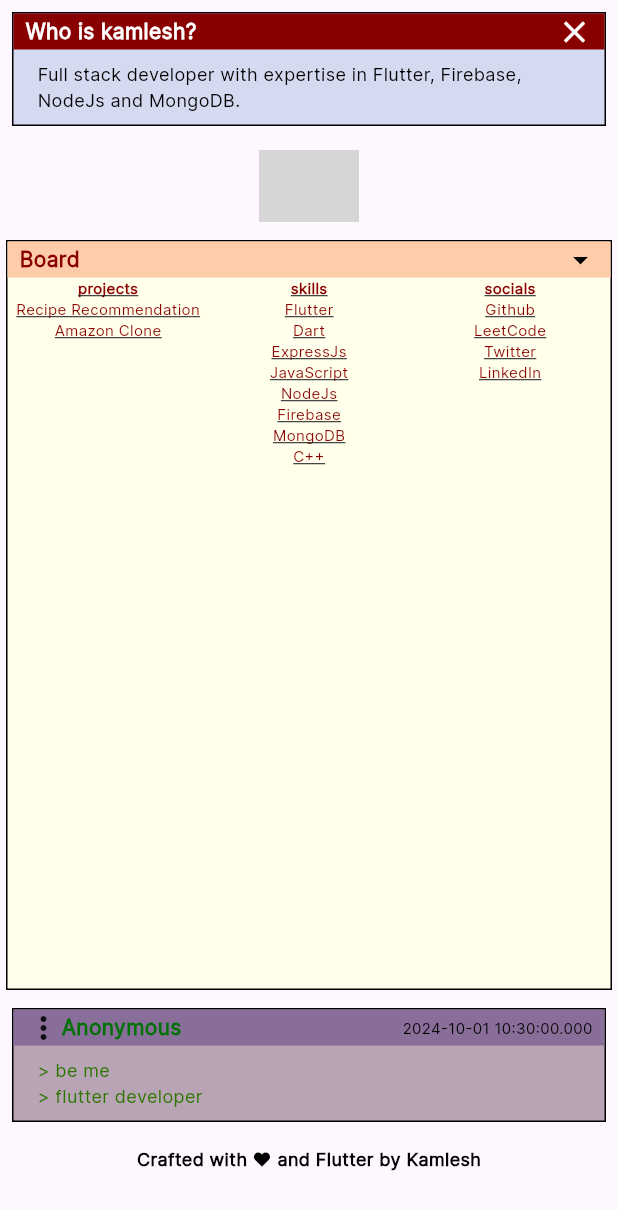
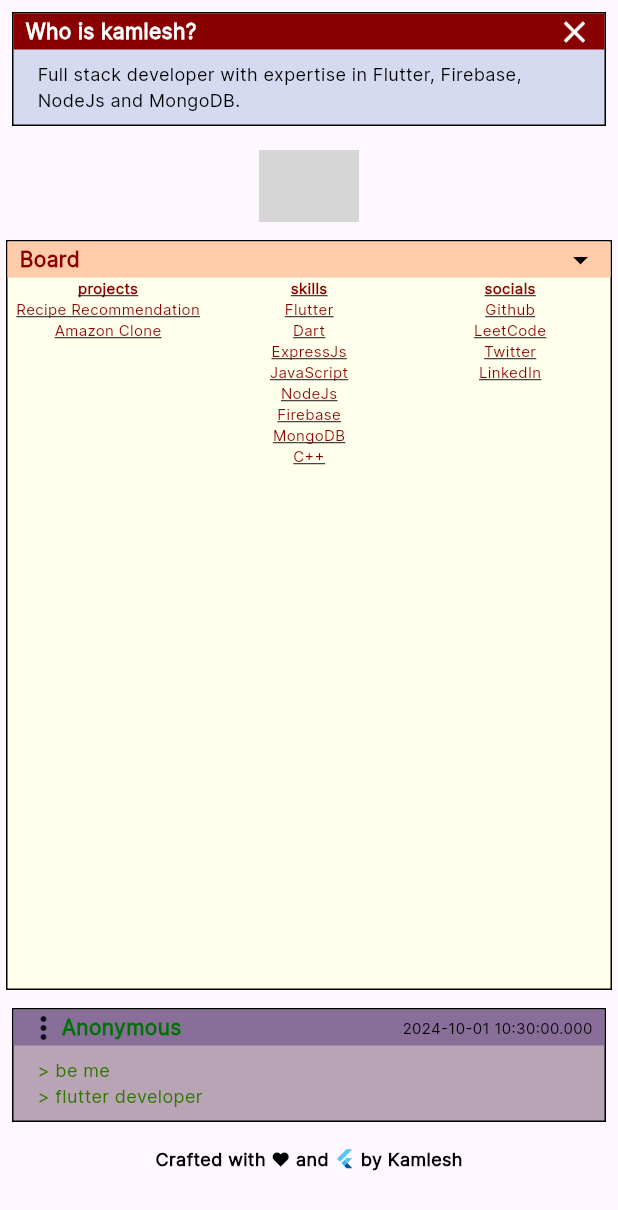
Before and after one commit to Kamlesh2112/Kamlesh2112.github.io, a Flutter app: the screen it shows after launch, on a phone screen of 412 x 824 dp. Shown: the top 1210 px of the screen. Run offline on Flutter 3.47's test engine with Material 3 defaults, Android fonts, the phone set to English and light mode, and no system bars; our stand-ins replace google_fonts, lottie; network calls fail; grey boxes are pictures that could not be loaded.

Commit message:
flutter logo and amzn link

```diff
--- a/lib/main.dart
+++ b/lib/main.dart
@@ -43,6 +43,7 @@ class _MyHomePageState extends State<MyHomePage> {
     return const Scaffold(
       body: SingleChildScrollView(
         child: Column(
+          crossAxisAlignment: CrossAxisAlignment.center,
           children: <Widget>[
             WhoIs(),
             UnderConstruction(),
--- a/lib/models/maps.dart
+++ b/lib/models/maps.dart
@@ -1,6 +1,6 @@
 Map<String, String> projectsMap = {
     "Recipe Recommendation": "https://github.com/Kamlesh2112/recipe-recommendation",
-    "Amazon Clone": "",
+    "Amazon Clone": "https://github.com/Kamlesh2112/Full-Stack-Amazon-Clone",
   };
 
 Map<String, String> skillsMap = {
--- a/lib/widgets/madew.dart
+++ b/lib/widgets/madew.dart
@@ -13,7 +13,17 @@ class MadeWith extends StatelessWidget {
           mainAxisAlignment: MainAxisAlignment.center,
           children: [
             Text(
-              'Crafted with ❤️ and Flutter by Kamlesh',
+              'Crafted with ❤️ and ',
+              style: TextStyle(
+                fontFamily: GoogleFonts.inter().fontFamily,
+                fontWeight: FontWeight.bold,
+                fontSize: 12,
+                color: Colors.black,
+              ),
+            ),
+            const FlutterLogo(size: 14,),
+            Text(
+              ' by Kamlesh',
               style: TextStyle(
                 fontFamily: GoogleFonts.inter().fontFamily,
                 fontWeight: FontWeight.bold,
```
